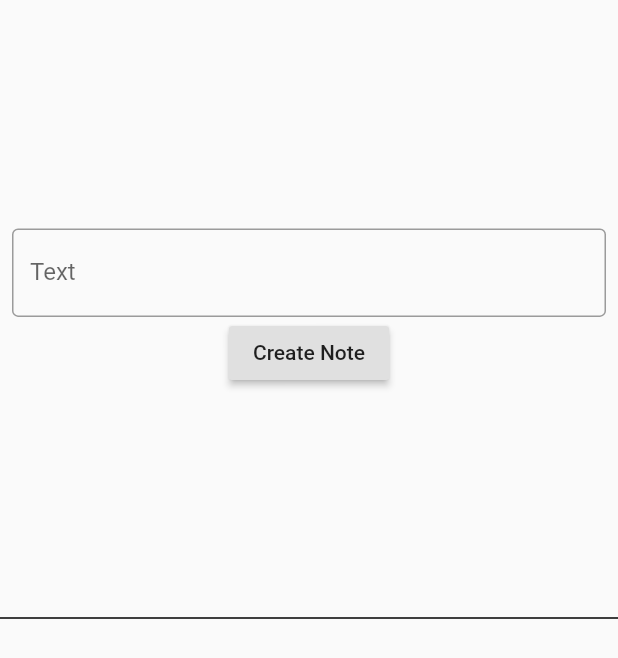
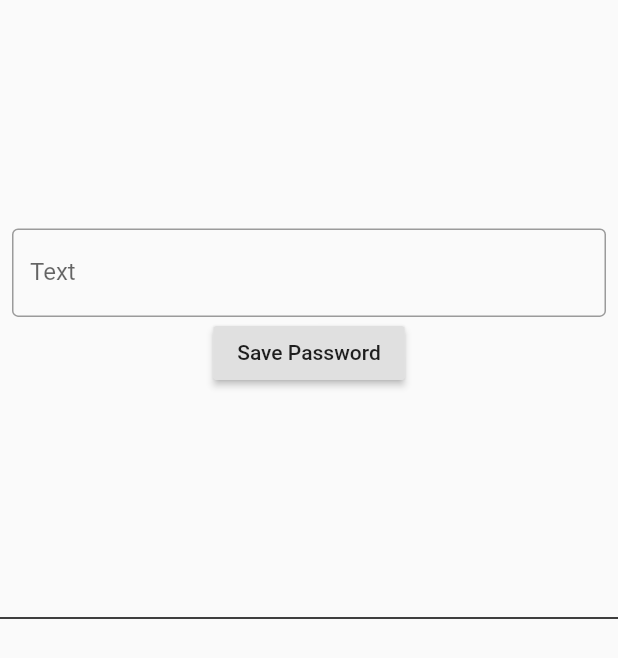
Before and after one commit to omartinma/flutter_testing, a Flutter app: the screen it shows after launch, on a phone screen of 412 x 824 dp. Shown: the top 658 px of the screen. Run offline on Flutter 3.47's test engine with Material 2 defaults, Android fonts, the phone set to English and light mode, and no system bars.

Commit message:
Adding unit test for the password

```diff
--- a/lib/core/blocs/notes_bloc.dart
+++ /dev/null
@@ -1,34 +0,0 @@
-import 'package:flutter/material.dart';
-import 'package:flutter_testing/core/models/note.dart';
-
-class NotesBloc extends ChangeNotifier {
-  List<Note> _notes;
-  List<Note> get notes => _notes;
-
-  bool shouldDisplayError = false;
-
-  TextEditingController textNoteController = TextEditingController();
-
-  NotesBloc() {
-    _notes = List<Note>();
-  }
-
-  addNote() {
-    final note = Note(
-      text: textNoteController.text,
-    );
-    bool isValidNote = checkValidNote(note);
-    if (isValidNote) {
-      _notes.add(note);
-      textNoteController.clear();
-    } else {
-      shouldDisplayError = true;
-    }
-    notifyListeners();
-  }
-
-  checkValidNote(Note note) {
-    //Whatever business logic: will check if any with exactly same value
-    return !_notes.contains(note);
-  }
-}
--- /dev/null
+++ b/lib/core/blocs/passwords_bloc.dart
@@ -0,0 +1,34 @@
+import 'package:flutter/material.dart';
+import 'package:flutter_testing/core/models/password.dart';
+
+class PasswordsBloc extends ChangeNotifier {
+  List<Password> _notes;
+  List<Password> get notes => _notes;
+
+  bool shouldDisplayError = false;
+
+  TextEditingController textPasswordController = TextEditingController();
+
+  PasswordsBloc() {
+    _notes = List<Password>();
+  }
+
+  addPassword() {
+    final note = Password(
+      text: textPasswordController.text,
+    );
+    bool isValidPassword = checkValidPassword(note);
+    if (isValidPassword) {
+      _notes.add(note);
+      textPasswordController.clear();
+    } else {
+      shouldDisplayError = true;
+    }
+    notifyListeners();
+  }
+
+  bool checkValidPassword(Password note) {
+    //Whatever business logic: will check if any with exactly same value
+    return !_notes.contains(note);
+  }
+}
--- /dev/null
+++ b/lib/core/helpers/password_helper.dart
@@ -0,0 +1,21 @@
+class PasswordsHelper {
+  /**
+   * Password requirements
+   * - Contains 8 characters
+   * - Contains at least one digit
+   * - Contains at least one uppercase
+   */
+  static const minimumLength = 8;
+
+  bool hasMinimumLength(String password) {
+    return password.length >= minimumLength;
+  }
+
+  bool hasOneUpperCase(String password) {
+    return password.contains(RegExp(r'[A-Z]'));
+  }
+
+  bool hasDigits(String password) {
+    return password.contains(RegExp(r'[0-9]'));
+  }
+}
--- a/lib/core/models/note.dart
+++ b/lib/core/models/password.dart
@@ -1,15 +1,15 @@
 import 'dart:convert';
 
-class Note {
+class Password {
   String text;
-  Note({
+  Password({
     this.text,
   });
 
-  Note copyWith({
+  Password copyWith({
     String text,
   }) {
-    return Note(
+    return Password(
       text: text ?? this.text,
     );
   }
@@ -20,26 +20,27 @@ class Note {
     };
   }
 
-  factory Note.fromMap(Map<String, dynamic> map) {
+  factory Password.fromMap(Map<String, dynamic> map) {
     if (map == null) return null;
 
-    return Note(
+    return Password(
       text: map['text'],
     );
   }
 
   String toJson() => json.encode(toMap());
 
-  factory Note.fromJson(String source) => Note.fromMap(json.decode(source));
+  factory Password.fromJson(String source) =>
+      Password.fromMap(json.decode(source));
 
   @override
-  String toString() => 'Note(text: $text)';
+  String toString() => 'Password(text: $text)';
 
   @override
   bool operator ==(Object o) {
     if (identical(this, o)) return true;
 
-    return o is Note && o.text == text;
+    return o is Password && o.text == text;
   }
 
   @override
--- a/lib/main.dart
+++ b/lib/main.dart
@@ -2,7 +2,7 @@ import 'package:flutter/material.dart';
 import 'package:flutter_testing/ui/home_page.dart';
 import 'package:provider/provider.dart';
 
-import 'core/blocs/notes_bloc.dart';
+import 'core/blocs/passwords_bloc.dart';
 
 void main() {
   runApp(MyApp());
@@ -14,7 +14,7 @@ class MyApp extends StatelessWidget {
   Widget build(BuildContext context) {
     return MultiProvider(
       providers: [
-        ChangeNotifierProvider(create: (_) => NotesBloc()),
+        ChangeNotifierProvider(create: (_) => PasswordsBloc()),
       ],
       child: MaterialApp(
         debugShowCheckedModeBanner: false,
--- a/lib/ui/home_page.dart
+++ b/lib/ui/home_page.dart
@@ -1,6 +1,6 @@
 import 'package:flutter/material.dart';
-import 'package:flutter_testing/ui/notes/create/note_form.dart';
-import 'package:flutter_testing/ui/notes/list/note_list.dart';
+import 'package:flutter_testing/ui/passwords/create/password_form.dart';
+import 'package:flutter_testing/ui/passwords/list/password_list.dart';
 
 class HomePage extends StatelessWidget {
   const HomePage({Key key}) : super(key: key);
@@ -11,12 +11,12 @@ class HomePage extends StatelessWidget {
       body: SafeArea(
         child: Column(
           children: [
-            Expanded(child: NoteForm()),
+            Expanded(child: PasswordForm()),
             Container(
               color: Colors.black,
               height: 1,
             ),
-            Expanded(child: NoteList()),
+            Expanded(child: PasswordList()),
           ],
         ),
       ),
--- a/lib/ui/notes/create/note_form.dart
+++ b/lib/ui/passwords/create/password_form.dart
@@ -1,13 +1,13 @@
 import 'package:flutter/material.dart';
-import 'package:flutter_testing/core/blocs/notes_bloc.dart';
+import 'package:flutter_testing/core/blocs/passwords_bloc.dart';
 import 'package:provider/provider.dart';
 
-class NoteForm extends StatelessWidget {
-  const NoteForm({Key key}) : super(key: key);
+class PasswordForm extends StatelessWidget {
+  const PasswordForm({Key key}) : super(key: key);
 
   @override
   Widget build(BuildContext context) {
-    final controller = Provider.of<NotesBloc>(context);
+    final controller = Provider.of<PasswordsBloc>(context);
     WidgetsBinding.instance.addPostFrameCallback((_) {
       if (controller.shouldDisplayError) {
         final snackBar = SnackBar(content: Text('Error adding note'));
@@ -25,12 +25,12 @@ class NoteForm extends StatelessWidget {
               border: OutlineInputBorder(),
               labelText: 'Text',
             ),
-            controller: controller.textNoteController,
+            controller: controller.textPasswordController,
           ),
           RaisedButton(
-            child: Text("Create Note"),
+            child: Text("Save Password"),
             onPressed: () {
-              Provider.of<NotesBloc>(context, listen: false).addNote();
+              Provider.of<PasswordsBloc>(context, listen: false).addPassword();
             },
           ),
         ],
--- a/lib/ui/notes/list/note_list.dart
+++ b/lib/ui/passwords/list/password_list.dart
@@ -1,13 +1,13 @@
 import 'package:flutter/material.dart';
-import 'package:flutter_testing/core/blocs/notes_bloc.dart';
+import 'package:flutter_testing/core/blocs/passwords_bloc.dart';
 import 'package:provider/provider.dart';
 
-class NoteList extends StatelessWidget {
-  const NoteList({Key key}) : super(key: key);
+class PasswordList extends StatelessWidget {
+  const PasswordList({Key key}) : super(key: key);
 
   @override
   Widget build(BuildContext context) {
-    final bloc = Provider.of<NotesBloc>(context);
+    final bloc = Provider.of<PasswordsBloc>(context);
 
     return Container(
       child: ListView.builder(
--- a/pubspec.yaml
+++ b/pubspec.yaml
@@ -34,6 +34,7 @@ dependencies:
 dev_dependencies:
   flutter_test:
     sdk: flutter
+  test:
 
 # For information on the generic Dart part of this file, see the
 # following page: https://dart.dev/tools/pub/pubspec
```
Also changed, not shown: pubspec.lock, 1 other file.
